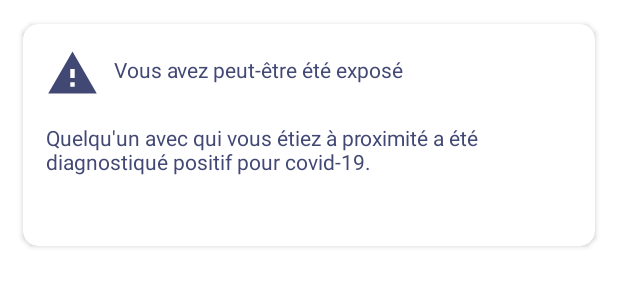
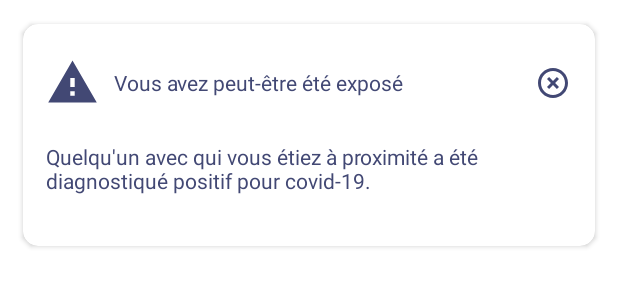
Before and after one commit to outcast292/EST-SFE-CovidTracker-app, an Android app: the layout notification_layout.xml on its own in the app's theme, with its tools: preview values and no code run, on a phone screen of 412 x 824 dp. Shown: the top 300 px of the screen. Run offline under Robolectric (Android 15) with nearby library versions, the phone set to English and light mode, and no system bars.

Commit message:
issue #5 fixed / notifs are now stacking and can be removed

```diff
--- /dev/null
+++ b/app/src/main/res/drawable/ic_highlight_off_24px.xml
@@ -0,0 +1,9 @@
+<vector xmlns:android="http://schemas.android.com/apk/res/android"
+    android:width="24dp"
+    android:height="24dp"
+    android:viewportWidth="24"
+    android:viewportHeight="24">
+  <path
+      android:fillColor="#FF000000"
+      android:pathData="M14.59,8L12,10.59 9.41,8 8,9.41 10.59,12 8,14.59 9.41,16 12,13.41 14.59,16 16,14.59 13.41,12 16,9.41 14.59,8zM12,2C6.47,2 2,6.47 2,12s4.47,10 10,10 10,-4.47 10,-10S17.53,2 12,2zM12,20c-4.41,0 -8,-3.59 -8,-8s3.59,-8 8,-8 8,3.59 8,8 -3.59,8 -8,8z"/>
+</vector>
--- a/app/src/main/res/layout/notification_layout.xml
+++ b/app/src/main/res/layout/notification_layout.xml
@@ -29,6 +29,8 @@
                     android:layout_height="35dp"
                     android:src="@drawable/ic_report_problem_24px"
                     android:tint="@color/text"
+                    android:layout_gravity="center_vertical"
+
                     />
                 <TextView
                     android:id="@+id/title"
@@ -36,8 +38,21 @@
                     android:layout_height="wrap_content"
                     android:text="@string/exposed"
                     android:textColor="@color/text"
-                    android:layout_marginTop="5dp"
-                    android:layout_marginLeft="10dp"/>
+                    android:layout_marginLeft="10dp"
+                    android:layout_weight="1"
+                    android:layout_gravity="center_vertical"
+                    />
+
+                <ImageButton
+                    android:layout_weight="1"
+                    android:id="@+id/close"
+                    android:layout_width="wrap_content"
+                    android:layout_height="wrap_content"
+                    style="@style/Widget.MaterialComponents.Button.TextButton"
+                    android:src="@drawable/ic_highlight_off_24px"
+                    android:layout_gravity="center_vertical"
+                    android:tint="@color/text"
+                    />
             </LinearLayout>
 
             <TextView
```
Also changed, not shown: app/src/main/java/com/example/covidtracker/services/CustomFirebaseMessagingService.java (+6 -9 lines), app/src/main/java/com/example/covidtracker/ui/notifications/NotificationAdapter.java (+32 -1 lines).
